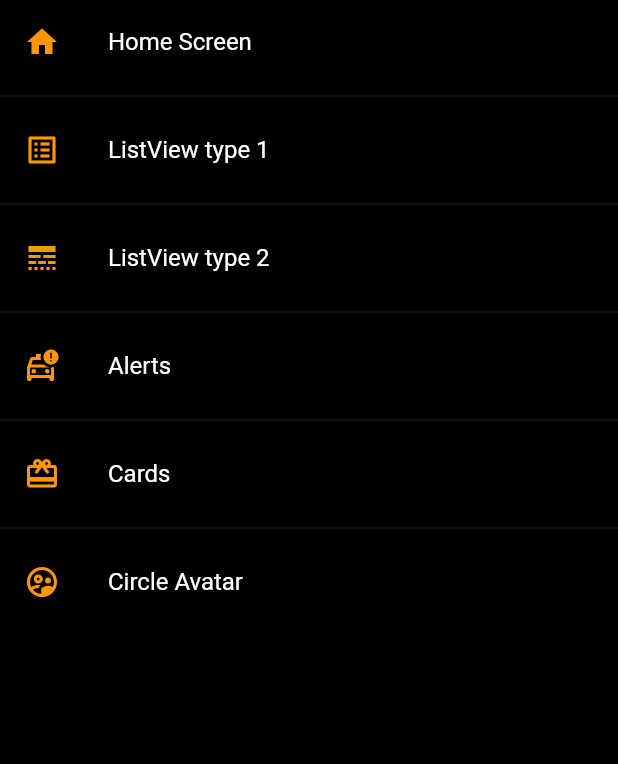
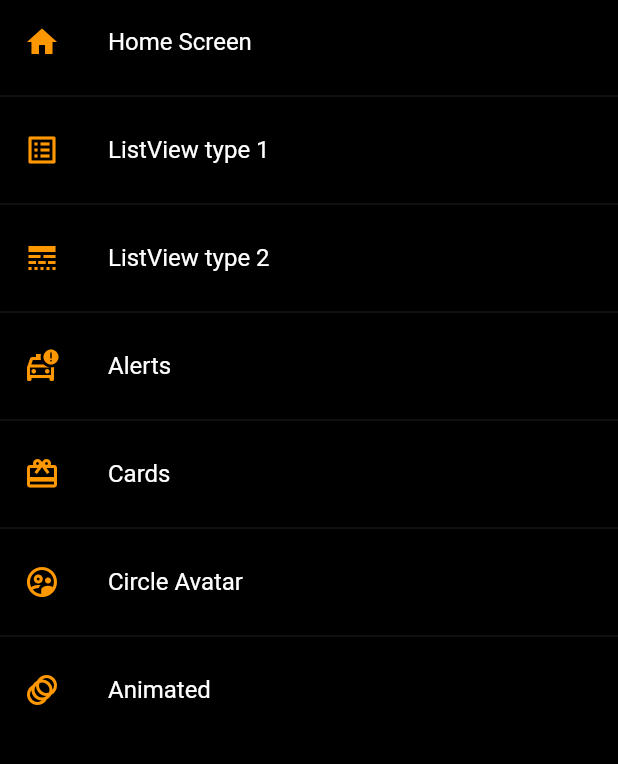
Before and after one commit to ChristianTC/flutter-components, a Flutter app: the screen it shows after launch, on a phone screen of 412 x 824 dp, the part 84-848 px from its top. Run offline on Flutter 3.47's test engine with Material 2 defaults, Android fonts, the phone set to English and light mode, and no system bars.

Commit message:
Widget animated container

```diff
--- a/lib/router/app_routes.dart
+++ b/lib/router/app_routes.dart
@@ -38,6 +38,11 @@ class AppRoutes {
         icon: Icons.supervised_user_circle_outlined,
         name: 'Circle Avatar',
         screen: const AvatarScreen()),
+    MenuOption(
+        route: 'animated',
+        icon: Icons.animation_outlined,
+        name: 'Animated',
+        screen: const AnimatedScreen()),
   ];
 
   static Map<String, Widget Function(BuildContext)> getAppRoutes() {
--- a/lib/screens/screens.dart
+++ b/lib/screens/screens.dart
@@ -1,4 +1,5 @@
 export 'package:fl_components/screens/alert_screen.dart';
+export 'package:fl_components/screens/animated_screen.dart';
 export 'package:fl_components/screens/avatar_screen.dart';
 export 'package:fl_components/screens/card_screen.dart';
 export 'package:fl_components/screens/home_screen.dart';
```
Also changed, not shown: lib/screens/animated_screen.dart (added, +59 -0 lines).
